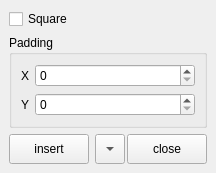
Before: the Qt Designer form app/fusion/python/rs_fusion/tool/bg_tool/bg_tool.ui in nakano000/Resolve_Script, drawn with Qt 5.
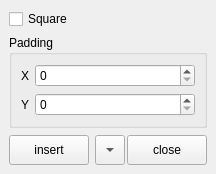
After: the same form once the commit is applied.

Diff of the .ui file:
```diff
--- a/app/fusion/python/rs_fusion/tool/bg_tool/bg_tool.ui
+++ b/app/fusion/python/rs_fusion/tool/bg_tool/bg_tool.ui
@@ -7,7 +7,7 @@
     <x>0</x>
     <y>0</y>
     <width>216</width>
-    <height>162</height>
+    <height>174</height>
    </rect>
   </property>
   <property name="windowTitle">
```
